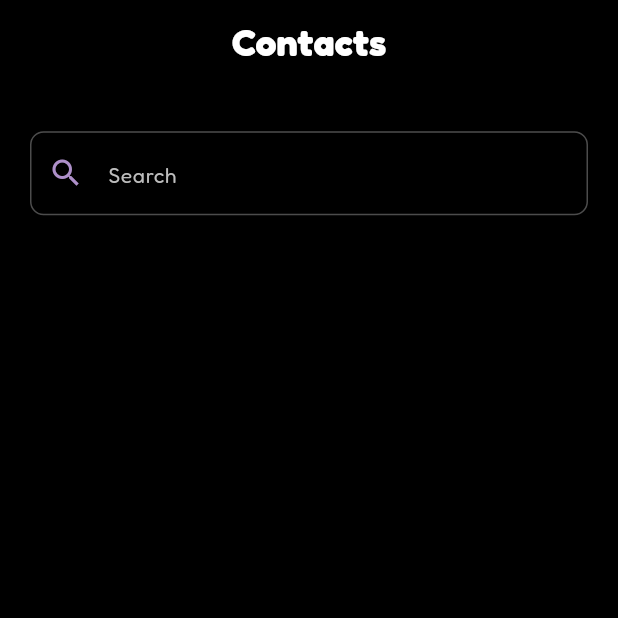
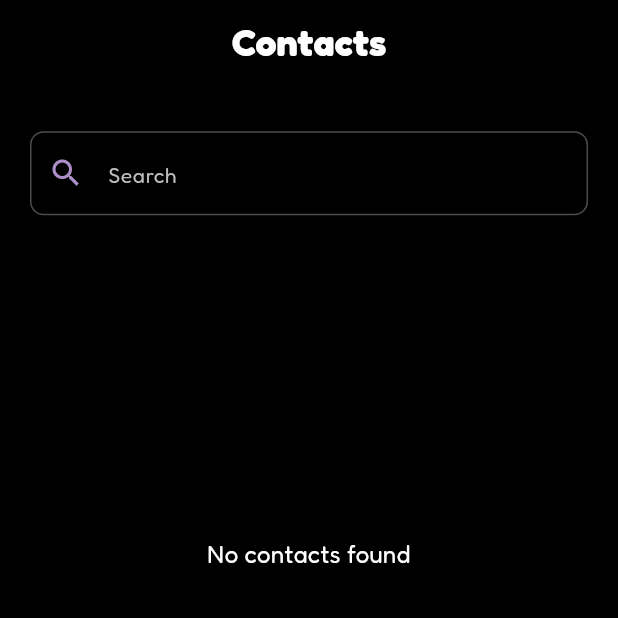
Before and after one commit to Christentimmy/divo, a Flutter app: the ContactsScreen screen opened by its route, on a phone screen of 412 x 824 dp, the top half of it. Run offline on Flutter 3.47's test engine with Material 3 defaults, Android fonts, the phone set to English and light mode, and no system bars; our stand-ins replace cherry_toast, flutter_contacts, flutter_staggered_animations, get, google_fonts, permission_handler and 1 more.

Commit message:
contact search working now

```diff
--- a/lib/app/modules/contacts/controller/contact_controller.dart
+++ b/lib/app/modules/contacts/controller/contact_controller.dart
@@ -1,4 +1,3 @@
-// import 'package:contacts_service/contacts_service.dart';
 import 'package:flutter/widgets.dart';
 import 'package:permission_handler/permission_handler.dart';
 import 'package:get/get.dart';
@@ -7,6 +6,7 @@ import 'package:flutter_contacts/flutter_contacts.dart';
 class ContactController extends GetxController {
   var contacts = <Contact>[].obs;
   var isLoading = false.obs;
+  RxString searchText = "".obs;
 
   @override
   void onInit() {
@@ -14,8 +14,8 @@ class ContactController extends GetxController {
     loadContacts();
   }
 
-  Future<void> loadContacts() async {
-    isLoading.value = true;
+  Future<void> loadContacts({bool showLoader = true}) async {
+    isLoading.value = showLoader;
 
     try {
       final status = await Permission.contacts.status;
@@ -23,7 +23,9 @@ class ContactController extends GetxController {
         final newSatus = await Permission.contacts.request();
         if (!newSatus.isGranted) return;
       }
-      Iterable<Contact> contacts = await FlutterContacts.getContacts(withProperties: true);
+      Iterable<Contact> contacts = await FlutterContacts.getContacts(
+        withProperties: true,
+      );
       this.contacts.assignAll(contacts.toList());
     } catch (e) {
       debugPrint(e.toString());
@@ -31,4 +33,14 @@ class ContactController extends GetxController {
       isLoading.value = false;
     }
   }
+
+  void searchContact({required String contact}) async {
+    final result = contacts
+        .where(
+          (element) =>
+              element.displayName.toLowerCase().contains(contact.toLowerCase()),
+        )
+        .toList();
+    contacts.assignAll(result);
+  }
 }
--- a/lib/app/modules/contacts/views/contacts_screen.dart
+++ b/lib/app/modules/contacts/views/contacts_screen.dart
@@ -54,9 +54,43 @@ class _ContactsScreenState extends State<ContactsScreen> {
               hintText: "Search",
               prefixIcon: Icons.search,
               prefixIconColor: const Color.fromARGB(255, 174, 144, 201),
+              onChanged: (value) {
+                contactController.searchContact(contact: value);
+                if(value.isEmpty){
+                  contactController.loadContacts(showLoader: false);
+                }
+              },
             ),
             SizedBox(height: Get.height * 0.05),
-            ListView.builder(
+            Obx(() {
+              if (contactController.isLoading.value) {
+                return SizedBox(
+                  height: Get.height * 0.45,
+                  width: Get.width,
+                  child: const Center(
+                    child: CircularProgressIndicator(
+                      color: AppColors.primaryColor,
+                    ),
+                  ),
+                );
+              }
+              if (contactController.contacts.isEmpty) {
+                return SizedBox(
+                  height: Get.height * 0.45,
+                  width: Get.width,
+                  child: Center(
+                    child: Text(
+                      "No contacts found",
+                      style: GoogleFonts.fredoka(
+                        fontSize: 16,
+                        fontWeight: FontWeight.w400,
+                        color: Colors.white,
+                      ),
+                    ),
+                  ),
+                );
+              }
+              return ListView.builder(
                 shrinkWrap: true,
                 physics: const NeverScrollableScrollPhysics(),
                 itemCount: contactController.contacts.length,
@@ -64,7 +98,8 @@ class _ContactsScreenState extends State<ContactsScreen> {
                   final contact = contactController.contacts[index];
                   return buildContactCard(contact: contact);
                 },
-            ),
+              );
+            }),
           ],
         ),
       ),
@@ -98,9 +133,7 @@ class _ContactsScreenState extends State<ContactsScreen> {
           ),
         ),
         subtitle: Text(
-          contact.phones.isNotEmpty
-              ? contact.phones.first.number
-              : "",
+          contact.phones.isNotEmpty ? contact.phones.first.number : "",
           style: GoogleFonts.fredoka(
             fontSize: 14,
             fontWeight: FontWeight.w400,
```
Lines whose indentation alone changed are shown as unchanged.
